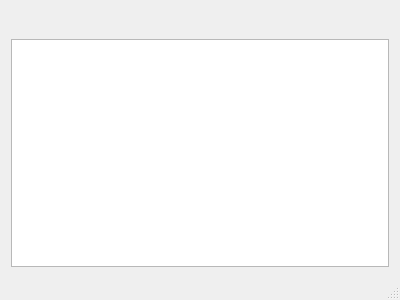
Before: the Qt Designer form mainwindow.ui in djfm/ycell, drawn with Qt 5.
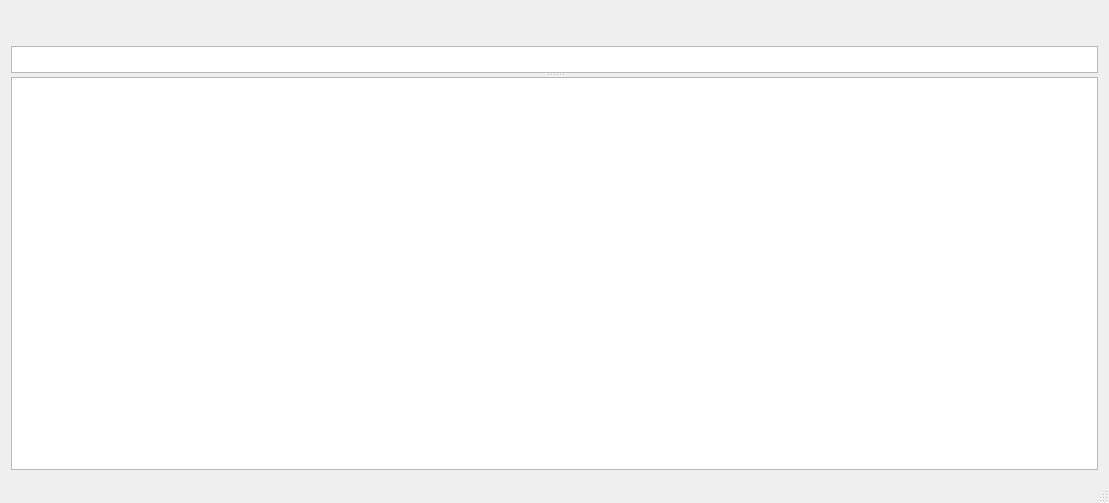
After: the same form once the commit is applied. Icons and pictures are not drawn. Custom widgets are drawn as their Qt base class.

```diff
--- a/mainwindow.ui
+++ b/mainwindow.ui
@@ -6,10 +6,16 @@
    <rect>
     <x>0</x>
     <y>0</y>
-    <width>400</width>
-    <height>300</height>
+    <width>1109</width>
+    <height>503</height>
    </rect>
   </property>
+  <property name="minimumSize">
+   <size>
+    <width>256</width>
+    <height>30</height>
+   </size>
+  </property>
   <property name="windowTitle">
    <string>MainWindow</string>
   </property>
@@ -19,6 +25,8 @@
   <widget class="QWidget" name="centralWidget">
    <layout class="QGridLayout" name="gridLayout">
     <item row="0" column="0">
+     <layout class="QHBoxLayout" name="horizontalLayout">
+      <item>
      <widget class="QPushButton" name="openButton">
       <property name="sizePolicy">
        <sizepolicy hsizetype="Minimum" vsizetype="Minimum">
@@ -44,27 +52,69 @@
       </property>
      </widget>
     </item>
-    <item row="0" column="1">
+      <item>
      <spacer name="horizontalSpacer">
       <property name="orientation">
        <enum>Qt::Horizontal</enum>
       </property>
       <property name="sizeHint" stdset="0">
        <size>
-        <width>293</width>
-        <height>20</height>
+          <width>1007</width>
+          <height>29</height>
        </size>
       </property>
      </spacer>
     </item>
-    <item row="1" column="0" colspan="2">
-     <widget class="SheetView" name="sheet">
+     </layout>
+    </item>
+    <item row="1" column="0">
+     <widget class="QSplitter" name="barSplitter">
+      <property name="orientation">
+       <enum>Qt::Vertical</enum>
+      </property>
+      <widget class="TopFormulaEditor" name="formulaBar">
+       <property name="enabled">
+        <bool>true</bool>
+       </property>
       <property name="sizePolicy">
        <sizepolicy hsizetype="Expanding" vsizetype="Expanding">
         <horstretch>0</horstretch>
         <verstretch>1</verstretch>
        </sizepolicy>
       </property>
+       <property name="minimumSize">
+        <size>
+         <width>0</width>
+         <height>27</height>
+        </size>
+       </property>
+       <property name="maximumSize">
+        <size>
+         <width>16777215</width>
+         <height>150</height>
+        </size>
+       </property>
+       <property name="baseSize">
+        <size>
+         <width>250</width>
+         <height>30</height>
+        </size>
+       </property>
+      </widget>
+      <widget class="SheetView" name="sheet">
+       <property name="sizePolicy">
+        <sizepolicy hsizetype="Expanding" vsizetype="Expanding">
+         <horstretch>0</horstretch>
+         <verstretch>100</verstretch>
+        </sizepolicy>
+       </property>
+       <property name="baseSize">
+        <size>
+         <width>0</width>
+         <height>0</height>
+        </size>
+       </property>
+      </widget>
      </widget>
     </item>
    </layout>
@@ -78,6 +128,11 @@
    <extends>QTableView</extends>
    <header>sheetview.h</header>
   </customwidget>
+  <customwidget>
+   <class>TopFormulaEditor</class>
+   <extends>QTextEdit</extends>
+   <header>topformulaeditor.h</header>
+  </customwidget>
  </customwidgets>
  <resources>
   <include location="resources.qrc"/>
```
Lines whose indentation alone changed are shown as unchanged.
